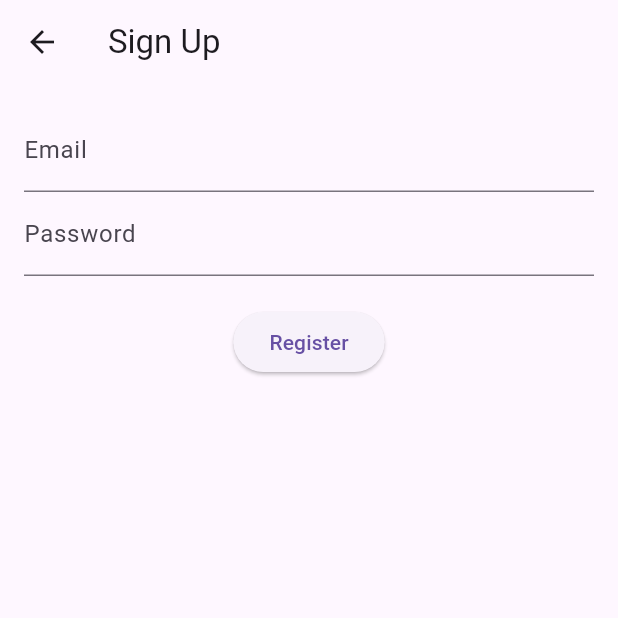
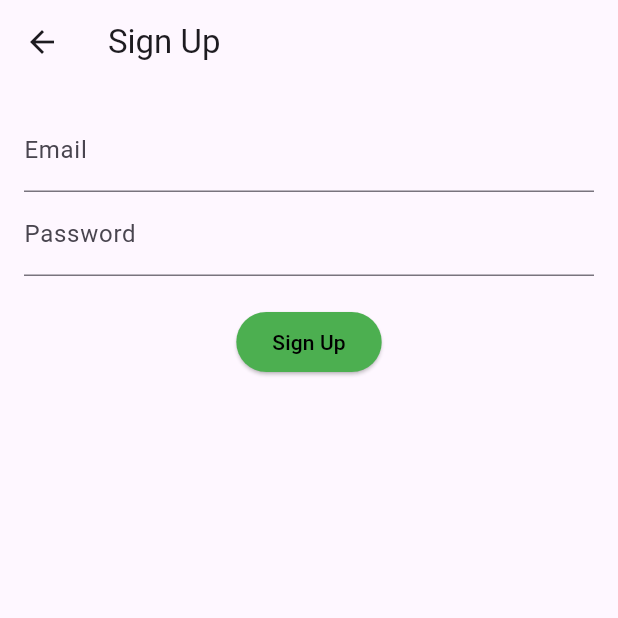
Before and after one commit to Sum25-GF-Mental-Health-Companion/Mental-Health-Companion, a Flutter app: the screen it shows after launch, after a tap on "Sign Up", on a phone screen of 412 x 824 dp, the top half of it. Run offline on Flutter 3.47's test engine with Material 3 defaults, Android fonts, the light colour scheme and no system bars; our stand-ins replace flutter_riverpod, flutter_secure_storage; network calls fail.

Commit message:
Add user data validation and button to change theme

```diff
--- a/application/lib/app.dart
+++ b/application/lib/app.dart
@@ -5,13 +5,28 @@ import 'screens/sign_up_screen.dart';
 import 'screens/session_screen.dart';
 import 'screens/summary_screen.dart';
 
-class MentalHealthApp extends StatelessWidget {
+class MentalHealthApp extends StatefulWidget {
   const MentalHealthApp({super.key});
+
+  @override
+  State<MentalHealthApp> createState() => _MentalHealthAppState();
+}
+
+class _MentalHealthAppState extends State<MentalHealthApp> {
+  ThemeMode _themeMode = ThemeMode.system;
+
+  void toggleTheme() {
+    setState(() {
+      _themeMode =
+          _themeMode == ThemeMode.light ? ThemeMode.dark : ThemeMode.light;
+    });
+  }
 
   @override
   Widget build(BuildContext context) {
     return MaterialApp(
       title: 'Mental Health Companion',
+      themeMode: _themeMode,
       theme: ThemeData.light(),
       darkTheme: ThemeData.dark(),
       supportedLocales: const [Locale('en'), Locale('ru')],
@@ -22,7 +37,7 @@ class MentalHealthApp extends StatelessWidget {
       ],
       initialRoute: '/',
       routes: {
-        '/': (_) => const StartScreen(),
+        '/': (_) => StartScreen(toggleTheme: toggleTheme),
         '/login': (_) => const LoginScreen(),
         '/signup': (_) => const SignUpScreen(),
         '/session': (_) => const SessionScreen(),
@@ -33,19 +48,33 @@ class MentalHealthApp extends StatelessWidget {
 }
 
 class StartScreen extends StatelessWidget {
-  const StartScreen({super.key});
+  final VoidCallback toggleTheme;
+
+  const StartScreen({super.key, required this.toggleTheme});
 
   @override
   Widget build(BuildContext context) {
     return Scaffold(
-      appBar: AppBar(title: const Text('Mental Health Companion')),
+      appBar: AppBar(
+        title: const Text('Mental Health Companion'),
+      ),
       body: Center(
         child: Column(
           mainAxisSize: MainAxisSize.min,
           children: [
+            IconButton(
+              icon: const Icon(Icons.brightness_6),
+              onPressed: toggleTheme,
+              tooltip: 'Toggle Theme',
+            ),
+            const SizedBox(height: 24),
             SizedBox(
-              width: 200, // 👈 одинаковая ширина для обеих кнопок
+              width: 200,
               child: ElevatedButton(
+                style: ElevatedButton.styleFrom(
+                  foregroundColor: Colors.black,
+                  backgroundColor: Colors.green
+                ),
                 onPressed: () {
                   Navigator.pushNamed(context, '/login');
                 },
@@ -56,12 +85,16 @@ class StartScreen extends StatelessWidget {
             SizedBox(
               width: 200,
               child: ElevatedButton(
+                style: ElevatedButton.styleFrom(
+                  foregroundColor: Colors.black,
+                  backgroundColor: Colors.green
+                ),
                 onPressed: () {
                   Navigator.pushNamed(context, '/signup');
                 },
                 child: const Text('Sign Up'),
               ),
-            ),
+            )
           ],
         ),
       ),
--- a/application/lib/screens/login_screen.dart
+++ b/application/lib/screens/login_screen.dart
@@ -51,6 +51,10 @@ class _LoginScreenState extends State<LoginScreen> {
             isLoading
                 ? const CircularProgressIndicator()
                 : ElevatedButton(
+                    style: ElevatedButton.styleFrom(
+                      foregroundColor: Colors.black,
+                      backgroundColor: Colors.green
+                    ),
                     onPressed: _login,
                     child: const Text('Login'),
                   ),
--- a/application/lib/screens/sign_up_screen.dart
+++ b/application/lib/screens/sign_up_screen.dart
@@ -1,4 +1,5 @@
 import 'package:flutter/material.dart';
+import 'package:mental_health_companion/utils/validators.dart';
 import '../services/auth_service.dart';
 
 class SignUpScreen extends StatefulWidget {
@@ -14,10 +15,27 @@ class _SignUpScreenState extends State<SignUpScreen> {
   bool isLoading = false;
 
   Future<void> _register() async {
+    String email = emailController.text.trim();
+    String password = passwordController.text;
+
+    if (validateEmail(email) != null) {
+      ScaffoldMessenger.of(context).showSnackBar(
+        const SnackBar(content: Text('Invalid email')),
+      );
+      return;
+    }
+
+    if (validatePassword(password) != null) {
+      ScaffoldMessenger.of(context).showSnackBar(
+        const SnackBar(content: Text('Password should contain at least 6 symbols')),
+      );
+      return;
+    }
+
     setState(() => isLoading = true);
     final success = await AuthService.register(
-      emailController.text.trim(),
-      passwordController.text,
+      email,
+      password,
     );
     setState(() => isLoading = false);
 
@@ -51,8 +69,12 @@ class _SignUpScreenState extends State<SignUpScreen> {
             isLoading
                 ? const CircularProgressIndicator()
                 : ElevatedButton(
+                    style: ElevatedButton.styleFrom(
+                      foregroundColor: Colors.black,
+                      backgroundColor: Colors.green
+                    ),
                     onPressed: _register,
-                    child: const Text('Register'),
+                    child: const Text('Sign Up'),
                   ),
           ],
         ),
--- a/application/lib/utils/validators.dart
+++ b/application/lib/utils/validators.dart
@@ -1,6 +1,6 @@
 String? validateEmail(String? value) {
   if (value == null || value.isEmpty) return 'Email is required';
-  if (!value.contains('@')) return 'Invalid email';
+  if (!value.contains('@') || !value.contains('.')) return 'Invalid email';
   return null;
 }
 
```
